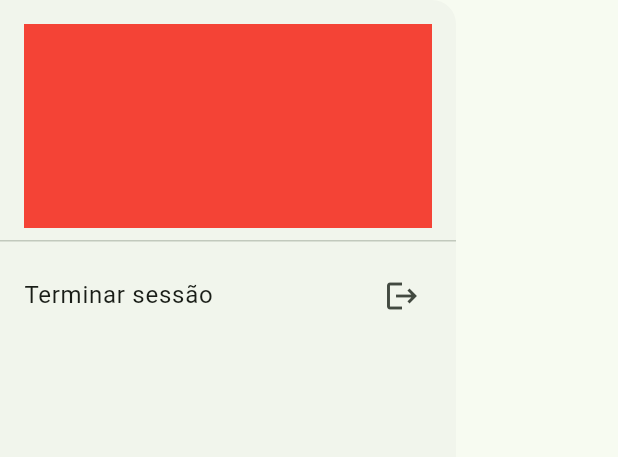
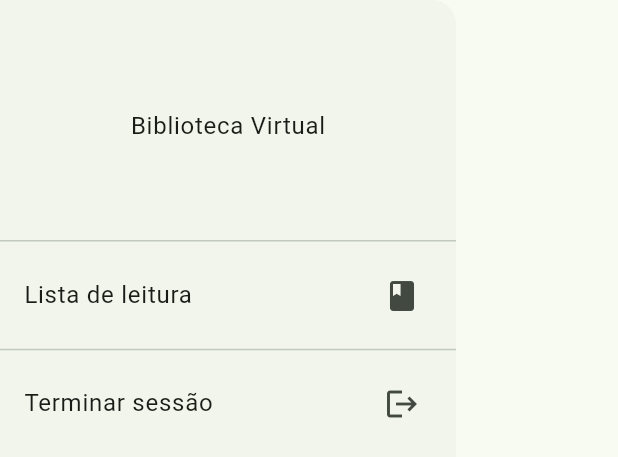
Before and after one commit to paulinofonsecas/biblioteca_virtual, a Flutter app: the HomePageDrawer widget shown alone on an empty page, opened directly, on a phone screen of 412 x 824 dp. Shown: the top 457 px of the screen. Run offline on Flutter 3.47's test engine with Material 3 defaults, Android fonts, the phone set to English and light mode, and no system bars; drawn by our look-alikes of loader_overlay; our stand-ins replace animated_bottom_navigation_bar, bloc, cached_network_image, cloud_firestore, dartz, device_preview and 19 more; missing offline and left inert: firebase_ui_auth, flutter_cached_pdfview, flutter_gutter, searchable_listview, verify_payment; accounts and stored records are empty; generated files the repository leaves out were written again; statements that could not run were skipped.

Commit message:
cria a extrutura de lista de leituras

```diff
--- a/lib/app/modules/app_module.dart
+++ b/lib/app/modules/app_module.dart
@@ -4,6 +4,7 @@ import 'package:bilioteca_virtual/presentation/admin/features/add_new_author/vie
 import 'package:bilioteca_virtual/presentation/admin/features/add_new_book/view/add_new_book_page.dart';
 import 'package:bilioteca_virtual/presentation/admin/features/admin_view_book/view/admin_view_book_page.dart';
 import 'package:bilioteca_virtual/presentation/client/features/home_page/view/home_page.dart';
+import 'package:bilioteca_virtual/presentation/client/features/lista_leituras/lista_leituras.dart';
 import 'package:bilioteca_virtual/presentation/features/p_d_f_reader/view/p_d_f_reader_page.dart';
 import 'package:flutter_modular/flutter_modular.dart';
 
@@ -62,6 +63,7 @@ class AppModule extends Module {
           );
         },
       )
-      ..child('/client', child: (c) => const HomePage());
+      ..child('/client', child: (c) => const HomePage())
+      ..child('/lista-leitura', child: (c) => const ListaLeiturasPage());
   }
 }
--- a/lib/presentation/client/features/home_page/widgets/home_page_drawer.dart
+++ b/lib/presentation/client/features/home_page/widgets/home_page_drawer.dart
@@ -10,11 +10,17 @@ class HomePageDrawer extends StatelessWidget {
     return Drawer(
       child: Column(
         children: [
-          DrawerHeader(
-            child: Container(
-              color: Colors.red,
+          const DrawerHeader(
+            child: Center(
+              child: Text('Biblioteca Virtual'),
             ),
           ),
+          ListTile(
+            onTap: () {},
+            title: const Text('Lista de leitura'),
+            trailing: const Icon(Icons.book),
+          ),
+          const Divider(),
           ListTile(
             onTap: () {
               getIt<AuthBloc>().add(LogOutEvent());
--- /dev/null
+++ b/lib/presentation/client/features/lista_leituras/bloc/bloc.dart
@@ -0,0 +1,2 @@
+export 'package:flutter_bloc/flutter_bloc.dart';
+export 'lista_leituras_bloc.dart';
--- /dev/null
+++ b/lib/presentation/client/features/lista_leituras/bloc/lista_leituras_bloc.dart
@@ -0,0 +1,19 @@
+import 'dart:async';
+
+import 'package:bloc/bloc.dart';
+import 'package:equatable/equatable.dart';
+part 'lista_leituras_event.dart';
+part 'lista_leituras_state.dart';
+
+class ListaLeiturasBloc extends Bloc<ListaLeiturasEvent, ListaLeiturasState> {
+  ListaLeiturasBloc() : super(const ListaLeiturasInitial()) {
+    on<CustomListaLeiturasEvent>(_onCustomListaLeiturasEvent);
+  }
+
+  FutureOr<void> _onCustomListaLeiturasEvent(
+    CustomListaLeiturasEvent event,
+    Emitter<ListaLeiturasState> emit,
+  ) {
+    // TODO: Add Logic
+  }
+}
--- /dev/null
+++ b/lib/presentation/client/features/lista_leituras/lista_leituras.dart
@@ -0,0 +1,3 @@
+export 'bloc/bloc.dart';
+export 'view/lista_leituras_page.dart';
+export 'widgets/widgets.dart';
--- /dev/null
+++ b/lib/presentation/client/features/lista_leituras/widgets/widgets.dart
@@ -0,0 +1 @@
+export 'lista_leituras_body.dart';
```
Also changed, not shown: lib/presentation/client/features/lista_leituras/bloc/lista_leituras_event.dart (added, +17 -0 lines), lib/presentation/client/features/lista_leituras/bloc/lista_leituras_state.dart (added, +34 -0 lines), lib/presentation/client/features/lista_leituras/view/lista_leituras_page.dart (added, +51 -0 lines), lib/presentation/client/features/lista_leituras/widgets/lista_leituras_body.dart (added, +21 -0 lines), 5 other files.
